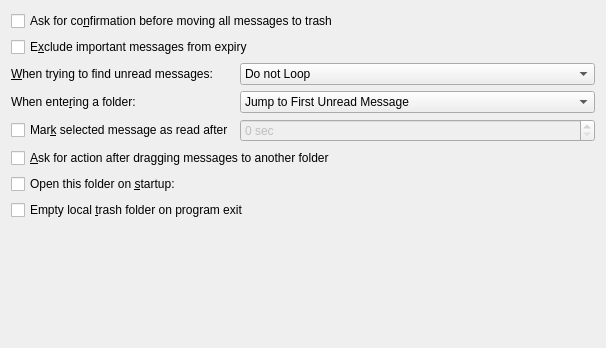
The window that src/ui/miscpagemaintab.ui (KDE/kmail) describes before a commit, drawn with Qt 5.
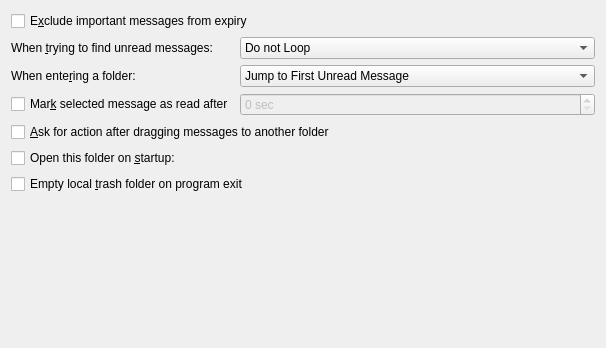
The same window after the commit. Custom widgets are drawn as their Qt base class.

Patch:
```diff
--- a/src/ui/miscpagemaintab.ui
+++ b/src/ui/miscpagemaintab.ui
@@ -14,20 +14,13 @@
    <item>
     <layout class="QGridLayout" name="gridLayout">
      <item row="0" column="0" colspan="2">
-      <widget class="QCheckBox" name="mEmptyFolderConfirmCheck">
-       <property name="text">
-        <string comment="Corresponds to Folder-&gt;Move All Messages to Trash">Ask for co&amp;nfirmation before moving all messages to trash</string>
-       </property>
-      </widget>
-     </item>
-     <item row="1" column="0" colspan="2">
       <widget class="QCheckBox" name="mExcludeImportantFromExpiry">
        <property name="text">
         <string>E&amp;xclude important messages from expiry</string>
        </property>
       </widget>
      </item>
-     <item row="2" column="0">
+     <item row="1" column="0">
       <widget class="QLabel" name="mLoopLabel">
        <property name="sizePolicy">
         <sizepolicy hsizetype="Maximum" vsizetype="Preferred">
@@ -36,17 +29,17 @@
         </sizepolicy>
        </property>
        <property name="text">
-        <string comment="to be continued with &quot;do not loop&quot;, &quot;loop in current folder&quot;, and &quot;loop in all folders&quot;">&amp;When trying to find unread messages:</string>
+        <string comment="to be continued with &quot;do not loop&quot;, &quot;loop in current folder&quot;, and &quot;loop in all folders&quot;">When &amp;trying to find unread messages:</string>
        </property>
        <property name="buddy">
         <cstring>mLoopOnGotoUnread</cstring>
        </property>
       </widget>
      </item>
-     <item row="7" column="1">
+     <item row="6" column="1">
       <widget class="QWidget" name="mOnStartupOpenFolder" native="true"/>
      </item>
-     <item row="2" column="1">
+     <item row="1" column="1">
       <widget class="KComboBox" name="mLoopOnGotoUnread">
        <property name="sizePolicy">
         <sizepolicy hsizetype="Expanding" vsizetype="Fixed">
@@ -88,7 +81,7 @@
        </item>
       </widget>
      </item>
-     <item row="3" column="0">
+     <item row="2" column="0">
       <widget class="QLabel" name="mEnterFolderLabel">
        <property name="sizePolicy">
         <sizepolicy hsizetype="Preferred" vsizetype="Preferred">
@@ -104,7 +97,7 @@
        </property>
       </widget>
      </item>
-     <item row="3" column="1">
+     <item row="2" column="1">
       <widget class="KComboBox" name="mActionEnterFolder">
        <item>
         <property name="text">
@@ -128,7 +121,7 @@
        </item>
       </widget>
      </item>
-     <item row="4" column="0">
+     <item row="3" column="0">
       <widget class="QCheckBox" name="mDelayedMarkAsRead">
        <property name="sizePolicy">
         <sizepolicy hsizetype="Minimum" vsizetype="Fixed">
@@ -141,7 +134,7 @@
        </property>
       </widget>
      </item>
-     <item row="4" column="1">
+     <item row="3" column="1">
       <widget class="QSpinBox" name="mDelayedMarkTime">
        <property name="enabled">
         <bool>false</bool>
@@ -154,21 +147,21 @@
        </property>
       </widget>
      </item>
-     <item row="5" column="0" colspan="2">
+     <item row="4" column="0" colspan="2">
       <widget class="QCheckBox" name="mShowPopupAfterDnD">
        <property name="text">
         <string>&amp;Ask for action after dragging messages to another folder</string>
        </property>
       </widget>
      </item>
-     <item row="8" column="0" colspan="2">
+     <item row="7" column="0" colspan="2">
       <widget class="QCheckBox" name="mEmptyTrashCheck">
        <property name="text">
         <string>Empty local &amp;trash folder on program exit</string>
        </property>
       </widget>
      </item>
-     <item row="7" column="0">
+     <item row="6" column="0">
       <widget class="QCheckBox" name="mStartUpFolderCheck">
        <property name="sizePolicy">
         <sizepolicy hsizetype="Preferred" vsizetype="Preferred">
```
